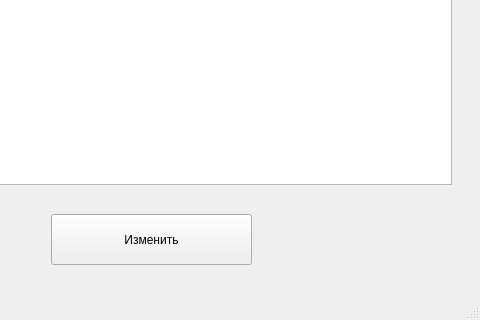
This is ui/CSVFileForm.ui in MatienkoAndrew/DZ2_TRPO_Nastya as Qt 5 draws it before an edit; both pictures show x 329 to 809 and y 176 to 496 of the 809 by 496 pixel window. The edited form follows.
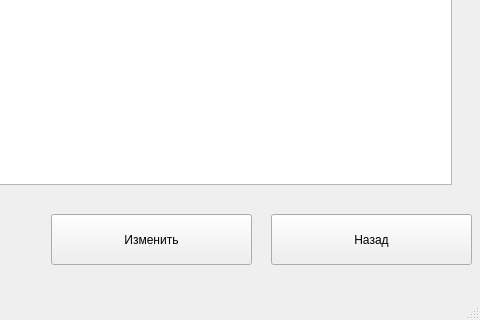
This is the edited form.

The edit to the form file:
```diff
--- a/ui/CSVFileForm.ui
+++ b/ui/CSVFileForm.ui
@@ -80,6 +80,19 @@
      </property>
     </column>
    </widget>
+   <widget class="QPushButton" name="back">
+    <property name="geometry">
+     <rect>
+      <x>600</x>
+      <y>390</y>
+      <width>201</width>
+      <height>51</height>
+     </rect>
+    </property>
+    <property name="text">
+     <string>Назад</string>
+    </property>
+   </widget>
   </widget>
   <widget class="QStatusBar" name="statusbar"/>
  </widget>
```
